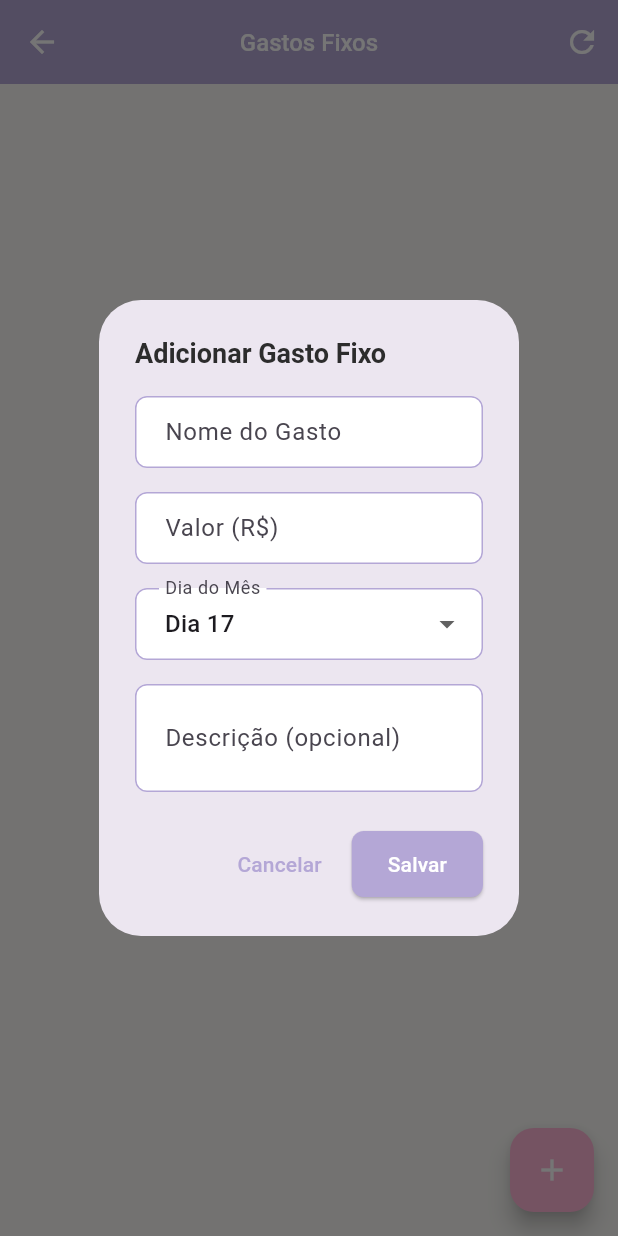
After one commit to alansantos1989/apkcalendar, a Flutter app: the RecurringExpensesScreen screen opened directly, after a tap on the "add" icon, on a phone screen of 412 x 824 dp. The commit adds this screen. Run offline on Flutter 3.47's test engine with Material 3 defaults, Android fonts, the phone set to English and light mode, and no system bars; our stand-ins replace flutter_local_notifications, sqflite, table_calendar, timezone; accounts and stored records are empty.

Commit message:
Add recurring expenses feature, fix task filtering by date, and improve notifications/alarms

```diff
--- /dev/null
+++ b/lib/screens/recurring_expenses_screen.dart
@@ -0,0 +1,429 @@
+import 'package:flutter/material.dart';
+import '../theme/app_theme.dart';
+import '../models/models.dart';
+import '../database/database_helper.dart';
+
+class RecurringExpensesScreen extends StatefulWidget {
+  const RecurringExpensesScreen({Key? key}) : super(key: key);
+
+  @override
+  State<RecurringExpensesScreen> createState() => _RecurringExpensesScreenState();
+}
+
+class _RecurringExpensesScreenState extends State<RecurringExpensesScreen> {
+  final DatabaseHelper _db = DatabaseHelper();
+  late Future<List<RecurringExpense>> _expenses;
+
+  @override
+  void initState() {
+    super.initState();
+    _loadExpenses();
+  }
+
+  void _loadExpenses() {
+    setState(() {
+      _expenses = _db.getRecurringExpenses();
+    });
+  }
+
+  void _addExpense() {
+    showDialog(
+      context: context,
+      builder: (context) => _RecurringExpenseDialog(
+        onSave: (name, amount, dayOfMonth, description) async {
+          final expense = RecurringExpense(
+            name: name,
+            amount: amount,
+            dayOfMonth: dayOfMonth,
+            description: description,
+            createdAt: DateTime.now(),
+          );
+          await _db.insertRecurringExpense(expense);
+          _loadExpenses();
+        },
+      ),
+    );
+  }
+
+  void _markAsPaid(RecurringExpense expense) async {
+    final updatedExpense = expense.copyWith(
+      isPaid: true,
+      paidDate: DateTime.now(),
+    );
+    await _db.updateRecurringExpense(updatedExpense);
+    _loadExpenses();
+  }
+
+  void _resetMonthly() async {
+    final expenses = await _db.getRecurringExpenses();
+    for (var expense in expenses) {
+      final resetExpense = expense.copyWith(isPaid: false, paidDate: null);
+      await _db.updateRecurringExpense(resetExpense);
+    }
+    _loadExpenses();
+  }
+
+  void _deleteExpense(int id) async {
+    await _db.deleteRecurringExpense(id);
+    _loadExpenses();
+  }
+
+  void _editExpense(RecurringExpense expense) {
+    showDialog(
+      context: context,
+      builder: (context) => _RecurringExpenseDialog(
+        initialExpense: expense,
+        onSave: (name, amount, dayOfMonth, description) async {
+          final updatedExpense = expense.copyWith(
+            name: name,
+            amount: amount,
+            dayOfMonth: dayOfMonth,
+            description: description,
+          );
+          await _db.updateRecurringExpense(updatedExpense);
+          _loadExpenses();
+        },
+      ),
+    );
+  }
+
+  @override
+  Widget build(BuildContext context) {
+    return Scaffold(
+      appBar: AppBar(
+        title: const Text('Gastos Fixos'),
+        centerTitle: true,
+        actions: [
+          IconButton(
+            icon: const Icon(Icons.refresh),
+            onPressed: _resetMonthly,
+            tooltip: 'Resetar para novo mês',
+          ),
+        ],
+      ),
+      body: FutureBuilder<List<RecurringExpense>>(
+        future: _expenses,
+        builder: (context, snapshot) {
+          if (snapshot.connectionState == ConnectionState.waiting) {
+            return const Center(child: CircularProgressIndicator());
+          }
+
+          if (!snapshot.hasData || snapshot.data!.isEmpty) {
+            return Center(
+              child: Column(
+                mainAxisAlignment: MainAxisAlignment.center,
+                children: [
+                  Icon(
+                    Icons.receipt_long,
+                    size: 64,
+                    color: AppTheme.errorPastel.withOpacity(0.5),
+                  ),
+                  const SizedBox(height: 16),
+                  Text(
+                    'Nenhum gasto fixo cadastrado',
+                    style: Theme.of(context).textTheme.headlineSmall,
+                  ),
+                  const SizedBox(height: 8),
+                  Text(
+                    'Adicione seus gastos recorrentes mensais',
+                    style: Theme.of(context).textTheme.bodyMedium,
+                  ),
+                ],
+              ),
+            );
+          }
+
+          final expenses = snapshot.data!;
+          final totalAmount = expenses.fold<double>(
+            0,
+            (sum, expense) => sum + expense.amount,
+          );
+          final paidAmount = expenses
+              .where((e) => e.isPaid)
+              .fold<double>(0, (sum, expense) => sum + expense.amount);
+
+          return SingleChildScrollView(
+            child: Column(
+              children: [
+                // Resumo
+                Padding(
+                  padding: const EdgeInsets.all(16),
+                  child: Card(
+                    color: AppTheme.primaryPastel.withOpacity(0.3),
+                    child: Padding(
+                      padding: const EdgeInsets.all(16),
+                      child: Column(
+                        children: [
+                          Row(
+                            mainAxisAlignment: MainAxisAlignment.spaceBetween,
+                            children: [
+                              Column(
+                                crossAxisAlignment: CrossAxisAlignment.start,
+                                children: [
+                                  Text(
+                                    'Total Mensal',
+                                    style: Theme.of(context).textTheme.bodyMedium,
+                                  ),
+                                  Text(
+                                    'R\$ ${totalAmount.toStringAsFixed(2)}',
+                                    style: Theme.of(context).textTheme.headlineSmall,
+                                  ),
+                                ],
+                              ),
+                              Column(
+                                crossAxisAlignment: CrossAxisAlignment.end,
+                                children: [
+                                  Text(
+                                    'Já Pago',
+                                    style: Theme.of(context).textTheme.bodyMedium,
+                                  ),
+                                  Text(
+                                    'R\$ ${paidAmount.toStringAsFixed(2)}',
+                                    style: Theme.of(context)
+                                        .textTheme
+                                        .headlineSmall
+                                        ?.copyWith(color: AppTheme.successPastel),
+                                  ),
+                                ],
+                              ),
+                            ],
+                          ),
+                          const SizedBox(height: 12),
+                          ClipRRect(
+                            borderRadius: BorderRadius.circular(8),
+                            child: LinearProgressIndicator(
+                              value: totalAmount > 0 ? paidAmount / totalAmount : 0,
+                              minHeight: 8,
+                              backgroundColor: Colors.grey[300],
+                              valueColor: AlwaysStoppedAnimation<Color>(
+                                AppTheme.successPastel,
+                              ),
+                            ),
+                          ),
+                        ],
+                      ),
+                    ),
+                  ),
+                ),
+                // Lista de gastos
+                ListView.builder(
+                  shrinkWrap: true,
+                  physics: const NeverScrollableScrollPhysics(),
+                  itemCount: expenses.length,
+                  itemBuilder: (context, index) {
+                    final expense = expenses[index];
+                    return Padding(
+                      padding: const EdgeInsets.symmetric(horizontal: 16, vertical: 8),
+                      child: Card(
+                        child: ListTile(
+                          leading: Checkbox(
+                            value: expense.isPaid,
+                            onChanged: (value) {
+                              if (value == true) {
+                                _markAsPaid(expense);
+                              }
+                            },
+                          ),
+                          title: Text(
+                            expense.name,
+                            style: TextStyle(
+                              decoration: expense.isPaid
+                                  ? TextDecoration.lineThrough
+                                  : TextDecoration.none,
+                            ),
+                          ),
+                          subtitle: Column(
+                            crossAxisAlignment: CrossAxisAlignment.start,
+                            children: [
+                              Text(
+                                'Dia ${expense.dayOfMonth}',
+                                style: Theme.of(context).textTheme.bodySmall,
+                              ),
+                              if (expense.description.isNotEmpty)
+                                Text(
+                                  expense.description,
+                                  style: Theme.of(context).textTheme.bodySmall,
+                                ),
+                              if (expense.isPaid && expense.paidDate != null)
+                                Text(
+                                  'Pago em ${expense.paidDate!.day}/${expense.paidDate!.month}',
+                                  style: Theme.of(context)
+                                      .textTheme
+                                      .bodySmall
+                                      ?.copyWith(color: AppTheme.successPastel),
+                                ),
+                            ],
+                          ),
+                          trailing: SizedBox(
+                            width: 120,
+                            child: Row(
+                              mainAxisAlignment: MainAxisAlignment.end,
+                              children: [
+                                Text(
+                                  'R\$ ${expense.amount.toStringAsFixed(2)}',
+                                  style: Theme.of(context).textTheme.bodyMedium,
+                                ),
+                                PopupMenuButton(
+                                  itemBuilder: (context) => [
+                                    PopupMenuItem(
+                                      child: const Text('Editar'),
+                                      onTap: () => _editExpense(expense),
+                                    ),
+                                    PopupMenuItem(
+                                      child: const Text('Deletar'),
+                                      onTap: () => _deleteExpense(expense.id!),
+                                    ),
+                                  ],
+                                ),
+                              ],
+                            ),
+                          ),
+                        ),
+                      ),
+                    );
+                  },
+                ),
+              ],
+            ),
+          );
+        },
+      ),
+      floatingActionButton: FloatingActionButton(
+        onPressed: _addExpense,
+        tooltip: 'Adicionar gasto fixo',
+        child: const Icon(Icons.add),
+      ),
+    );
+  }
+}
+
+class _RecurringExpenseDialog extends StatefulWidget {
+  final Function(String, double, int, String) onSave;
+  final RecurringExpense? initialExpense;
+
+  const _RecurringExpenseDialog({
+    required this.onSave,
+    this.initialExpense,
+  });
+
+  @override
+  State<_RecurringExpenseDialog> createState() =>
+      _RecurringExpenseDialogState();
+}
+
+class _RecurringExpenseDialogState extends State<_RecurringExpenseDialog> {
+  late TextEditingController _nameController;
+  late TextEditingController _amountController;
+  late TextEditingController _descriptionController;
+  late int _dayOfMonth;
+
+  @override
+  void initState() {
+    super.initState();
+    _nameController =
+        TextEditingController(text: widget.initialExpense?.name ?? '');
+    _amountController = TextEditingController(
+      text: widget.initialExpense?.amount.toString() ?? '',
+    );
+    _descriptionController =
+        TextEditingController(text: widget.initialExpense?.description ?? '');
+    _dayOfMonth = widget.initialExpense?.dayOfMonth ?? DateTime.now().day;
+  }
+
+  @override
+  void dispose() {
+    _nameController.dispose();
+    _amountController.dispose();
+    _descriptionController.dispose();
+    super.dispose();
+  }
+
+  @override
+  Widget build(BuildContext context) {
+    return AlertDialog(
+      title: Text(widget.initialExpense == null
+          ? 'Adicionar Gasto Fixo'
+          : 'Editar Gasto Fixo'),
+      content: SingleChildScrollView(
+        child: Column(
+          mainAxisSize: MainAxisSize.min,
+          children: [
+            TextField(
+              controller: _nameController,
+              decoration: const InputDecoration(
+                labelText: 'Nome do Gasto',
+                hintText: 'Ex: Conta de Luz',
+              ),
+            ),
+            const SizedBox(height: 16),
+            TextField(
+              controller: _amountController,
+              keyboardType:
+                  const TextInputType.numberWithOptions(decimal: true),
+              decoration: const InputDecoration(
+                labelText: 'Valor (R\$)',
+                hintText: '0.00',
+              ),
+            ),
+            const SizedBox(height: 16),
+            DropdownButtonFormField<int>(
+              value: _dayOfMonth,
+              decoration: const InputDecoration(
+                labelText: 'Dia do Mês',
+              ),
+              items: List.generate(31, (index) => index + 1)
+                  .map((day) => DropdownMenuItem(
+                        value: day,
+                        child: Text('Dia $day'),
+                      ))
+                  .toList(),
+              onChanged: (value) {
+                setState(() {
+                  _dayOfMonth = value!;
+                });
+              },
+            ),
+            const SizedBox(height: 16),
+            TextField(
+              controller: _descriptionController,
+              decoration: const InputDecoration(
+                labelText: 'Descrição (opcional)',
+                hintText: 'Detalhes adicionais',
+              ),
+              maxLines: 2,
+            ),
+          ],
+        ),
+      ),
+      actions: [
+        TextButton(
+          onPressed: () => Navigator.pop(context),
+          child: const Text('Cancelar'),
+        ),
+        ElevatedButton(
+          onPressed: () {
+            if (_nameController.text.isEmpty ||
+                _amountController.text.isEmpty) {
+              ScaffoldMessenger.of(context).showSnackBar(
+                const SnackBar(
+                  content: Text('Preencha todos os campos obrigatórios'),
+                ),
+              );
+              return;
+            }
+
+            widget.onSave(
+              _nameController.text,
+              double.parse(_amountController.text),
+              _dayOfMonth,
+              _descriptionController.text,
+            );
+
+            Navigator.pop(context);
+          },
+          child: const Text('Salvar'),
+        ),
+      ],
+    );
+  }
+}
```
Also changed, not shown: lib/database/database_helper.dart (+42 -0 lines), lib/screens/financial_screen.dart (+14 -0 lines), lib/screens/scheduled_tasks_screen.dart (+8 -7 lines), lib/services/notification_service.dart (+11 -1 lines), 1 other file.
